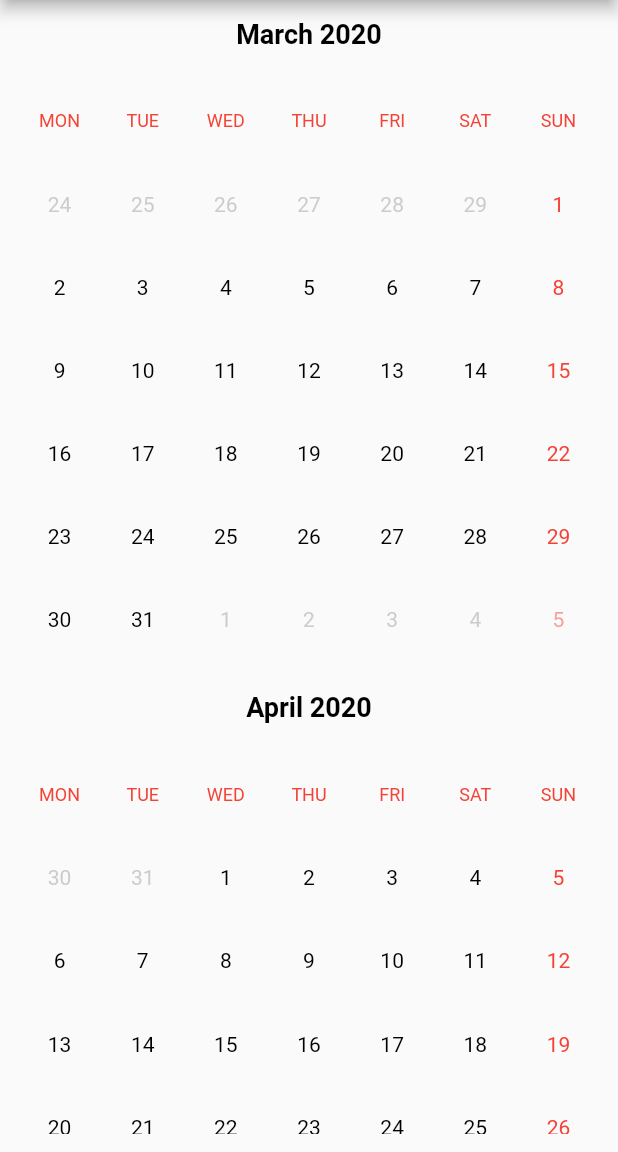
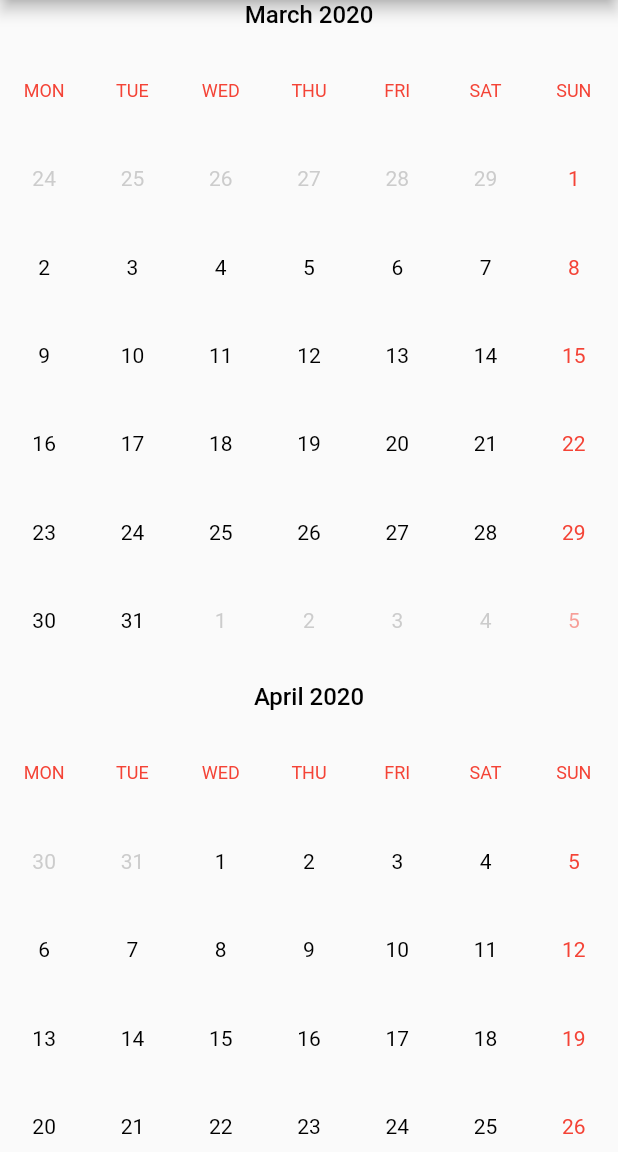
Before and after one commit to phuongtinhbien/vertical_scrolling_calendar, a Flutter app: the screen it shows after launch, on a phone screen of 412 x 824 dp, the part 84-1236 px from its top. Run offline on Flutter 3.47's test engine with Material 2 defaults, Android fonts, the phone set to English and light mode, and no system bars.

Commit message:
fix errors.

```diff
--- a/lib/src/vertical_calendar.dart
+++ b/lib/src/vertical_calendar.dart
@@ -116,7 +116,6 @@ class VerticalCalendarState extends State<VerticalCalendar> {
     return Scaffold(
       body: Center(
         child: Container(
-            padding: EdgeInsets.all(12),
             decoration: BoxDecoration(
               color: Colors.transparent,
               borderRadius: BorderRadius.circular(20),
@@ -158,8 +157,8 @@ class VerticalCalendarState extends State<VerticalCalendar> {
                       '${CalendarUtils.monthNames[currentMonth]} ${currentYear}',
                       style: TextStyle(
                           color: Colors.black,
-                          fontSize: 18,
-                          fontWeight: FontWeight.w700),
+                          fontSize: 16,
+                          fontWeight: FontWeight.w500),
                     ),
                   ),
                 ),
@@ -220,7 +219,7 @@ class VerticalCalendarState extends State<VerticalCalendar> {
     return GridView.builder(
       shrinkWrap: true,
       physics: NeverScrollableScrollPhysics(),
-      padding: EdgeInsets.symmetric(vertical: 20),
+      padding: EdgeInsets.symmetric(vertical: 12),
       itemCount: _sequentialDates.length + 7,
       gridDelegate: SliverGridDelegateWithFixedCrossAxisCount(
         crossAxisCount: 7,
@@ -395,10 +394,9 @@ class VerticalCalendarState extends State<VerticalCalendar> {
               child: Text(
                 "Select year",
                 style: TextStyle(
-                  color: Colors.black,
-                  fontSize: 18,
-                  fontWeight: FontWeight.w400
-                ),
+                    color: Colors.black,
+                    fontSize: 18,
+                    fontWeight: FontWeight.w400),
               ),
             )),
             _toggleBtn(true),
```
